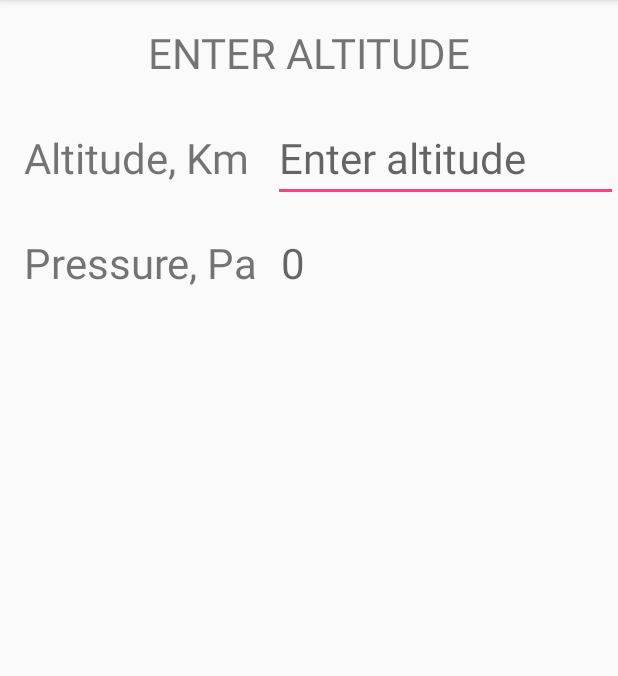
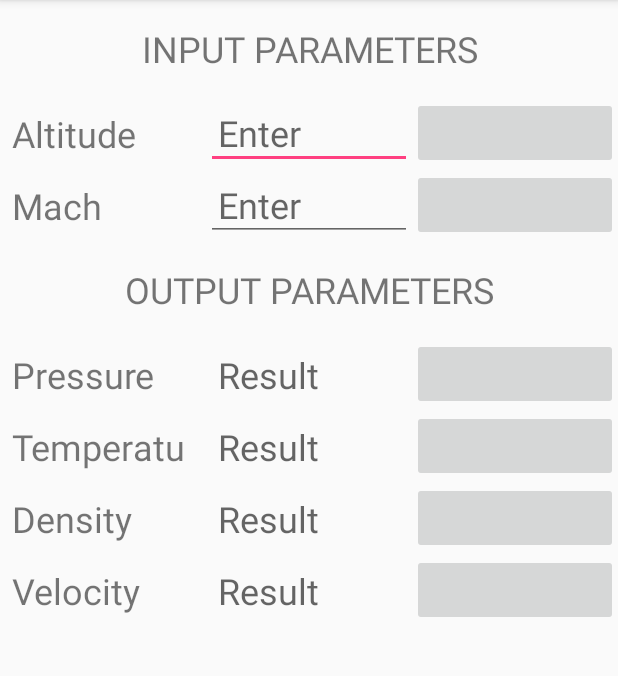
Before and after one commit to since85stas/Atmosphere02, an Android app: the CalculateActivity screen opened directly, with no data from a screen before it, on a phone screen of 412 x 824 dp, the part 84-760 px from its top. Run offline under Robolectric (Android 15) with nearby library versions, the phone set to English and light mode, and no system bars.

Commit message:
First variant of calculate activity style

```diff
--- a/app/src/main/res/layout/calculate_activity.xml
+++ b/app/src/main/res/layout/calculate_activity.xml
@@ -10,53 +10,136 @@
     <TextView
         android:layout_width="match_parent"
         android:layout_height="wrap_content"
-        android:text="@string/calcAltActivName"
+        android:text="@string/calcAltitudeActivName01"
         android:gravity="center"
         android:textAllCaps="true"
-        android:textSize="28sp"
+        android:textSize="24sp"
         android:padding="16dp"
         android:fontFamily="sans-serif"/>
-    <LinearLayout
+
+    <LinearLayout xmlns:android="http://schemas.android.com/apk/res/android"
             android:layout_width="match_parent"
             android:layout_height="wrap_content"
-    android:orientation="horizontal">
+            android:orientation="horizontal"
+            android:baselineAligned="false">
+
             <TextView
-        android:layout_width="wrap_content"
-        android:layout_height="wrap_content"
                 android:text="@string/altitudeTextView"
-        android:textSize="28sp"
-        android:padding="16dp"/>
+                style="@style/input_basic_style" />
+            <EditText
+                android:id="@+id/altitudeValue"
+                android:hint="@string/altitudeHint"
+                style="@style/input_basic_style"/>
+            <ImageButton
+                android:id="@+id/altitudeHelp"
+                android:layout_width="0dp"
+                android:layout_weight="1"
+                android:layout_height="48dip" />
+        </LinearLayout>
 
-    <EditText
-        android:id="@+id/altitudeInput"
-        android:layout_width="wrap_content"
-        android:layout_height="wrap_content"
-        android:layout_weight="1"
-        android:ems="10"
-        android:textSize="28sp"
-        android:hint="@string/altitudeHint"
-        android:inputType="number" />
-    </LinearLayout>
-    <LinearLayout
+        <LinearLayout xmlns:android="http://schemas.android.com/apk/res/android"
             android:layout_width="match_parent"
             android:layout_height="wrap_content"
-        android:orientation="horizontal">
+            android:orientation="horizontal"
+            android:baselineAligned="false">
+
             <TextView
-            android:layout_width="wrap_content"
+                android:text="@string/machTextView"
+                style="@style/input_basic_style" />
+            <EditText
+                android:id="@+id/machValue"
+                android:hint="@string/altitudeHint"
+                style="@style/input_basic_style"/>
+            <ImageButton
+                android:id="@+id/machHelp"
+                android:layout_width="0dp"
+                android:layout_weight="1"
+                android:layout_height="48dip" />
+        </LinearLayout>
+
+    <TextView
+        android:layout_width="match_parent"
         android:layout_height="wrap_content"
+        android:text="@string/calcAltitudeActivName02"
+        android:gravity="center"
+        android:textAllCaps="true"
+        android:textSize="24sp"
+        android:padding="16dp"
+        android:fontFamily="sans-serif"/>
+    <LinearLayout xmlns:android="http://schemas.android.com/apk/res/android"
+        android:layout_width="match_parent"
+        android:layout_height="wrap_content"
+        android:orientation="horizontal"
+        android:baselineAligned="false">
+        <TextView
             android:text="@string/pressureTextView"
-            android:textSize="28sp"
-            android:padding="16dp"/>
+            style="@style/output_basic_style" />
         <TextView
-            android:id="@+id/pressureOut"
-            android:layout_width="wrap_content"
+            android:id="@+id/pressureValue"
+            android:hint="@string/resultHint"
+            style="@style/output_basic_style"/>
+        <ImageButton
+            android:id="@+id/pressureHelp"
+            android:layout_width="0dp"
+            android:layout_weight="1"
+            android:layout_height="48dip" />
+    </LinearLayout>
+    <LinearLayout xmlns:android="http://schemas.android.com/apk/res/android"
+        android:layout_width="match_parent"
         android:layout_height="wrap_content"
+        android:orientation="horizontal"
+        android:baselineAligned="false">
+        <TextView
+            android:text="@string/temperatureTextView"
+            style="@style/output_basic_style" />
+        <TextView
+            android:id="@+id/temperatureValue"
+            android:hint="@string/resultHint"
+            style="@style/output_basic_style"/>
+        <ImageButton
+            android:id="@+id/temperatureHelp"
+            android:layout_width="0dp"
             android:layout_weight="1"
-            android:ems="10"
-            android:textSize="28sp"
-            android:hint="@string/plainText"
-            android:inputType="number" />
+            android:layout_height="48dip" />
+    </LinearLayout>
+    <LinearLayout xmlns:android="http://schemas.android.com/apk/res/android"
+        android:layout_width="match_parent"
+        android:layout_height="wrap_content"
+        android:orientation="horizontal"
+        android:baselineAligned="false">
+        <TextView
+            android:text="@string/densityTextView"
+            style="@style/output_basic_style" />
+        <TextView
+            android:id="@+id/densityValue"
+            android:hint="@string/resultHint"
+            style="@style/output_basic_style"/>
+        <ImageButton
+            android:id="@+id/densityHelp"
+            android:layout_width="0dp"
+            android:layout_weight="1"
+            android:layout_height="48dip" />
+    </LinearLayout>
+    <LinearLayout xmlns:android="http://schemas.android.com/apk/res/android"
+        android:layout_width="match_parent"
+        android:layout_height="wrap_content"
+        android:orientation="horizontal"
+        android:baselineAligned="false">
+        <TextView
+            android:text="@string/velocityTextView"
+            style="@style/output_basic_style" />
+        <TextView
+            android:id="@+id/velocityValue"
+            android:hint="@string/resultHint"
+            style="@style/output_basic_style"/>
+        <ImageButton
+            android:id="@+id/velocityHelp"
+            android:layout_width="0dp"
+            android:layout_weight="1"
+            android:layout_height="48dip" />
     </LinearLayout>
 
 
+
+
 </LinearLayout>
--- a/app/src/main/res/layout/input_list_item.xml
+++ b/app/src/main/res/layout/input_list_item.xml
@@ -2,7 +2,17 @@
 <LinearLayout xmlns:android="http://schemas.android.com/apk/res/android"
     android:layout_width="match_parent"
     android:layout_height="match_parent"
-    android:orientation="horizontal">
+    android:orientation="horizontal"
+    android:baselineAligned="false">
 
-
+    <TextView
+        android:text="@string/altitudeTextView"
+        style="@style/input_basic_style" />
+    <EditText
+        android:hint="@string/altitudeHint"
+        style="@style/input_basic_style"/>
+    <ImageButton
+        android:layout_width="0dp"
+        android:layout_weight="1"
+        android:layout_height="48dip" />
 </LinearLayout>
--- a/app/src/main/res/values/strings.xml
+++ b/app/src/main/res/values/strings.xml
@@ -2,11 +2,15 @@
     <string name="app_name">Atmosphere</string>
     <string name="calculate">Calculate</string>
     <string name="Description">Description</string>
-    <string name="calcAltActivName">enter altitude</string>
-    <string name="altitudeTextView">Altitude, Km</string>
-    <string name="pressureTextView">Pressure, Pa</string>
-    <string name="temperatureTextView">Temperature, K</string>
+    <string name="calcAltitudeActivName01">Input parameters</string>
+    <string name="calcAltitudeActivName02">Output parameters</string>
+    <string name="altitudeTextView">Altitude</string>
+    <string name="machTextView">Mach number</string>
+    <string name="pressureTextView">Pressure</string>
+    <string name="temperatureTextView">Temperature</string>
     <string name="densityTextView">Density</string>
-    <string name="altitudeHint">Enter altitude</string>
+    <string name="altitudeHint">Enter</string>
+    <string name="resultHint">Result</string>
     <string name="plainText">0</string>
+    <string name="velocityTextView">Velocity</string>
 </resources>
--- a/app/src/main/res/values/styles.xml
+++ b/app/src/main/res/values/styles.xml
@@ -8,4 +8,20 @@
         <item name="colorAccent">@color/colorAccent</item>
     </style>
 
+    <style name="input_basic_style">
+        <item name="android:layout_width">0dp</item>
+        <item name="android:layout_weight">1</item>
+        <item name="android:layout_height">48dip</item>
+        <item name="android:textSize">24sp</item>
+        <item name="android:padding">8dp</item>
+    </style>
+
+    <style name="output_basic_style">
+        <item name="android:layout_width">0dp</item>
+        <item name="android:layout_weight">1</item>
+        <item name="android:layout_height">48dip</item>
+        <item name="android:textSize">24sp</item>
+        <item name="android:padding">8dp</item>
+    </style>
+
 </resources>
```
Lines whose indentation alone changed are shown as unchanged.
